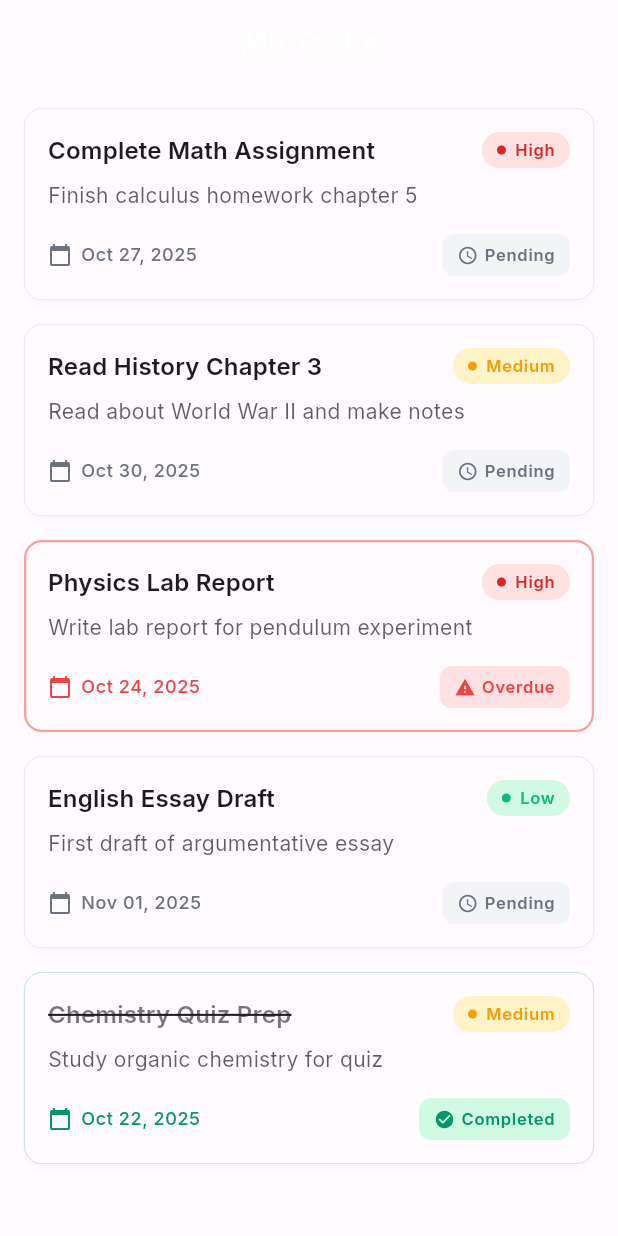
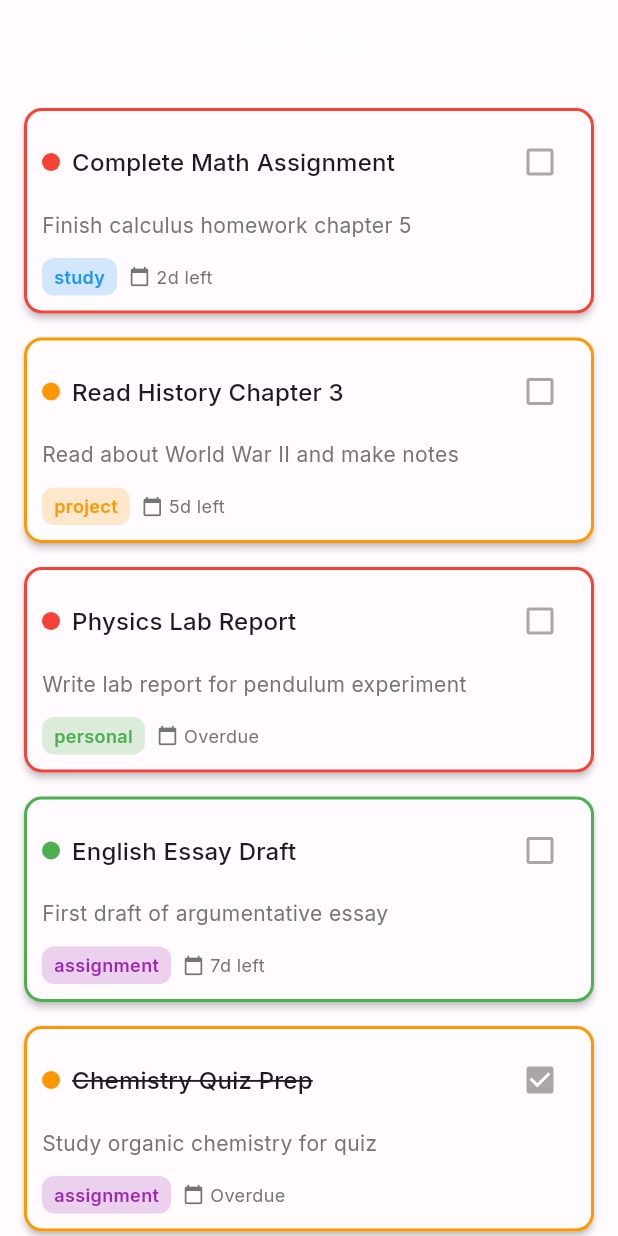
Before and after one commit to izzalDev/study_tracker, a Flutter app: the screen it shows after launch, on a phone screen of 412 x 824 dp. Run offline on Flutter 3.47's test engine with Material 3 defaults, Android fonts, the phone set to English and light mode, and no system bars; our stand-ins replace google_fonts.

Commit message:
feat(task_card): Refactors the TaskCard for improved structure, usability, and visual clarity, introducing callback functions and a new Task Category system.

```diff
--- a/lib/features/tasks/models/task_model.dart
+++ b/lib/features/tasks/models/task_model.dart
@@ -4,6 +4,7 @@ class TaskModel {
   final String description;
   final DateTime dueDate;
   final TaskPriority priority;
+  final TaskCategory category;
   final bool isCompleted;
 
   TaskModel({
@@ -12,6 +13,7 @@ class TaskModel {
     required this.description,
     required this.dueDate,
     required this.priority,
+    required this.category,
     this.isCompleted = false,
   });
 
@@ -31,6 +33,7 @@ class TaskModel {
         description: 'Finish calculus homework chapter 5',
         dueDate: now.add(const Duration(days: 2)),
         priority: TaskPriority.high,
+        category: TaskCategory.study,
         isCompleted: false,
       ),
       TaskModel(
@@ -39,6 +42,7 @@ class TaskModel {
         description: 'Read about World War II and make notes',
         dueDate: now.add(const Duration(days: 5)),
         priority: TaskPriority.medium,
+        category: TaskCategory.project,
         isCompleted: false,
       ),
       TaskModel(
@@ -47,6 +51,7 @@ class TaskModel {
         description: 'Write lab report for pendulum experiment',
         dueDate: now.subtract(const Duration(days: 1)),
         priority: TaskPriority.high,
+        category: TaskCategory.personal,
         isCompleted: false,
       ),
       TaskModel(
@@ -55,6 +60,7 @@ class TaskModel {
         description: 'First draft of argumentative essay',
         dueDate: now.add(const Duration(days: 7)),
         priority: TaskPriority.low,
+        category: TaskCategory.assignment,
         isCompleted: false,
       ),
       TaskModel(
@@ -63,6 +69,7 @@ class TaskModel {
         description: 'Study organic chemistry for quiz',
         dueDate: now.subtract(const Duration(days: 3)),
         priority: TaskPriority.medium,
+        category: TaskCategory.assignment,
         isCompleted: true,
       ),
     ];
@@ -72,3 +79,5 @@ class TaskModel {
 enum TaskPriority { low, medium, high }
 
 enum TaskStatus { completed, pending, overdue }
+
+enum TaskCategory { study, assignment, project, personal }
--- a/lib/features/tasks/widgets/task_card.dart
+++ b/lib/features/tasks/widgets/task_card.dart
@@ -1,219 +1,190 @@
 import 'package:flutter/material.dart';
-import 'package:intl/intl.dart';
-import 'package:study_tracker/core/constants/app_colors.dart';
-import 'package:study_tracker/core/constants/app_strings.dart';
 import 'package:study_tracker/features/tasks/models/task_model.dart';
 
 class TaskCard extends StatelessWidget {
   final TaskModel task;
+  final VoidCallback? onTap;
+  final ValueChanged<bool>? onCheckChanged;
+  final VoidCallback? onEdit;
+  final VoidCallback? onDelete;
 
-  const TaskCard({super.key, required this.task});
+  const TaskCard({
+    super.key,
+    required this.task,
+    this.onTap,
+    this.onCheckChanged,
+    this.onEdit,
+    this.onDelete,
+  });
 
   @override
   Widget build(BuildContext context) {
     return Card(
+      margin: const EdgeInsets.symmetric(horizontal: 16, vertical: 8),
       elevation: 2,
-      shadowColor: Colors.black.withValues(alpha: 0.1),
       shape: RoundedRectangleBorder(
         borderRadius: BorderRadius.circular(12),
-        side: BorderSide(
-          color: _getStatusBorderColor(),
-          width: task.status == TaskStatus.overdue ? 1.5 : 0.5,
+        side: BorderSide(color: _getPriorityColor(), width: 2),
       ),
-      ),
+      child: InkWell(
+        onTap: onTap,
+        borderRadius: BorderRadius.circular(12),
         child: Padding(
-        padding: const EdgeInsets.all(16),
+          padding: const EdgeInsets.all(12),
           child: Column(
             crossAxisAlignment: CrossAxisAlignment.start,
             children: [
-            // Header: Title + Priority Badge
-            Row(
-              crossAxisAlignment: CrossAxisAlignment.start,
-              children: [
-                Expanded(
-                  child: Text(
-                    task.title,
-                    style: Theme.of(context).textTheme.titleMedium?.copyWith(
-                      fontWeight: FontWeight.w600,
-                      decoration: task.isCompleted
-                          ? TextDecoration.lineThrough
-                          : null,
-                      color: task.isCompleted
-                          ? Theme.of(
-                              context,
-                            ).colorScheme.onSurface.withValues(alpha: 0.6)
-                          : Theme.of(context).colorScheme.onSurface,
-                    ),
-                  ),
-                ),
-                const SizedBox(width: 12),
-                _buildPriorityBadge(context),
+              _buildHeader(context),
+              const SizedBox(height: 8),
+              _buildDescription(),
+              const SizedBox(height: 12),
+              _buildFooter(context),
             ],
           ),
-
-            const SizedBox(height: 8),
-
-            // Description
-            Text(
-              task.description,
-              style: Theme.of(context).textTheme.bodyMedium?.copyWith(
-                color: Theme.of(
-                  context,
-                ).colorScheme.onSurface.withValues(alpha: 0.7),
-              ),
-              maxLines: 2,
-              overflow: TextOverflow.ellipsis,
-            ),
-
-            const SizedBox(height: 16),
-
-            // Footer: Due Date + Status
-            Row(
-              children: [
-                Icon(Icons.calendar_today, size: 16, color: _getStatusColor()),
-                const SizedBox(width: 6),
-                Text(
-                  DateFormat('MMM dd, yyyy').format(task.dueDate),
-                  style: Theme.of(context).textTheme.bodySmall?.copyWith(
-                    color: _getStatusColor(),
-                    fontWeight: FontWeight.w500,
-                  ),
-                ),
-                const Spacer(),
-                _buildStatusBadge(context),
-              ],
-            ),
-          ],
         ),
       ),
     );
   }
 
-  Widget _buildPriorityBadge(BuildContext context) {
-    final (bgColor, textColor, label) = _getPriorityBadgeData();
+  Widget _buildHeader(BuildContext context) {
+    return Row(
+      children: [
+        // Priority indicator
+        Container(
+          width: 12,
+          height: 12,
+          decoration: BoxDecoration(
+            color: _getPriorityColor(),
+            shape: BoxShape.circle,
+          ),
+        ),
+        const SizedBox(width: 8),
 
+        // Task title
+        Expanded(
+          child: Text(
+            task.title,
+            style: Theme.of(context).textTheme.titleMedium?.copyWith(
+              decoration: task.isCompleted ? TextDecoration.lineThrough : null,
+            ),
+          ),
+        ),
+
+        // Checkbox
+        Checkbox(
+          value: task.isCompleted,
+          onChanged: onCheckChanged != null
+              ? (value) => onCheckChanged!(value ?? false)
+              : null,
+        ),
+      ],
+    );
+  }
+
+  Widget _buildDescription() {
+    return Text(
+      task.description,
+      maxLines: 2,
+      overflow: TextOverflow.ellipsis,
+      style: TextStyle(color: Colors.grey[600], fontSize: 14),
+    );
+  }
+
+  Widget _buildFooter(BuildContext context) {
+    return Row(
+      children: [
+        // Category chip
+        _CategoryChip(category: task.category),
+        const SizedBox(width: 8),
+
+        // Due date
+        Icon(Icons.calendar_today, size: 14, color: Colors.grey[600]),
+        const SizedBox(width: 4),
+        Text(
+          _formatDate(task.dueDate),
+          style: TextStyle(fontSize: 12, color: Colors.grey[600]),
+        ),
+
+        const Spacer(),
+
+        // Action buttons
+        if (onEdit != null)
+          IconButton(
+            icon: const Icon(Icons.edit, size: 18),
+            onPressed: onEdit,
+            padding: EdgeInsets.zero,
+            constraints: const BoxConstraints(),
+          ),
+        if (onDelete != null) ...[
+          const SizedBox(width: 8),
+          IconButton(
+            icon: const Icon(Icons.delete, size: 18, color: Colors.red),
+            onPressed: onDelete,
+            padding: EdgeInsets.zero,
+            constraints: const BoxConstraints(),
+          ),
+        ],
+      ],
+    );
+  }
+
+  Color _getPriorityColor() {
+    switch (task.priority) {
+      case TaskPriority.high:
+        return Colors.red;
+      case TaskPriority.medium:
+        return Colors.orange;
+      case TaskPriority.low:
+        return Colors.green;
+    }
+  }
+
+  String _formatDate(DateTime date) {
+    final now = DateTime.now();
+    final difference = date.difference(now).inDays;
+
+    if (difference == 0) return 'Today';
+    if (difference == 1) return 'Tomorrow';
+    if (difference < 0) return 'Overdue';
+    return '${difference}d left';
+  }
+}
+
+// Helper widget: Category chip
+class _CategoryChip extends StatelessWidget {
+  final TaskCategory category;
+
+  const _CategoryChip({required this.category});
+
+  @override
+  Widget build(BuildContext context) {
     return Container(
-      padding: const EdgeInsets.symmetric(horizontal: 10, vertical: 4),
+      padding: const EdgeInsets.symmetric(horizontal: 8, vertical: 4),
       decoration: BoxDecoration(
-        color: bgColor,
-        borderRadius: BorderRadius.circular(12),
+        color: _getCategoryColor().withValues(alpha: 0.2),
+        borderRadius: BorderRadius.circular(8),
       ),
-      child: Row(
-        mainAxisSize: MainAxisSize.min,
-        children: [
-          Container(
-            width: 6,
-            height: 6,
-            decoration: BoxDecoration(color: textColor, shape: BoxShape.circle),
-          ),
-          const SizedBox(width: 6),
-          Text(
-            label,
-            style: Theme.of(context).textTheme.labelSmall?.copyWith(
-              color: textColor,
+      child: Text(
+        category.name,
+        style: TextStyle(
+          fontSize: 12,
+          color: _getCategoryColor(),
           fontWeight: FontWeight.w600,
         ),
-          ),
-        ],
       ),
     );
   }
 
-  Widget _buildStatusBadge(BuildContext context) {
-    final (bgColor, textColor, icon, label) = _getStatusBadgeData();
-
-    return Container(
-      padding: const EdgeInsets.symmetric(horizontal: 10, vertical: 6),
-      decoration: BoxDecoration(
-        color: bgColor,
-        borderRadius: BorderRadius.circular(8),
-      ),
-      child: Row(
-        mainAxisSize: MainAxisSize.min,
-        children: [
-          Icon(icon, size: 14, color: textColor),
-          const SizedBox(width: 4),
-          Text(
-            label,
-            style: Theme.of(context).textTheme.labelSmall?.copyWith(
-              color: textColor,
-              fontWeight: FontWeight.w600,
-            ),
-          ),
-        ],
-      ),
-    );
-  }
-
-  (Color bgColor, Color textColor, String label) _getPriorityBadgeData() {
-    switch (task.priority) {
-      case TaskPriority.high:
-        return (
-          AppColors.priorityHighLight,
-          AppColors.priorityHigh,
-          AppStrings.priorityHigh,
-        );
-      case TaskPriority.medium:
-        return (
-          AppColors.priorityMediumLight,
-          AppColors.priorityMedium,
-          AppStrings.priorityMedium,
-        );
-      case TaskPriority.low:
-        return (
-          AppColors.priorityLowLight,
-          AppColors.priorityLow,
-          AppStrings.priorityLow,
-        );
-    }
-  }
-
-  (Color bgColor, Color textColor, IconData icon, String label)
-  _getStatusBadgeData() {
-    switch (task.status) {
-      case TaskStatus.completed:
-        return (
-          AppColors.statusCompletedLight,
-          AppColors.statusCompleted,
-          Icons.check_circle,
-          AppStrings.statusCompleted,
-        );
-      case TaskStatus.pending:
-        return (
-          AppColors.statusPendingLight,
-          AppColors.statusPending,
-          Icons.schedule,
-          AppStrings.statusPending,
-        );
-      case TaskStatus.overdue:
-        return (
-          AppColors.statusOverdueLight,
-          AppColors.statusOverdue,
-          Icons.warning,
-          AppStrings.statusOverdue,
-        );
-    }
-  }
-
-  Color _getStatusColor() {
-    switch (task.status) {
-      case TaskStatus.completed:
-        return AppColors.statusCompleted;
-      case TaskStatus.pending:
-        return AppColors.statusPending;
-      case TaskStatus.overdue:
-        return AppColors.statusOverdue;
-    }
-  }
-
-  Color _getStatusBorderColor() {
-    switch (task.status) {
-      case TaskStatus.completed:
-        return AppColors.statusCompleted.withValues(alpha: 0.3);
-      case TaskStatus.pending:
-        return AppColors.outline.withValues(alpha: 0.2);
-      case TaskStatus.overdue:
-        return AppColors.statusOverdue.withValues(alpha: 0.5);
+  Color _getCategoryColor() {
+    switch (category) {
+      case TaskCategory.study:
+        return Colors.blue;
+      case TaskCategory.assignment:
+        return Colors.purple;
+      case TaskCategory.project:
+        return Colors.orange;
+      case TaskCategory.personal:
+        return Colors.green;
     }
   }
 }
```
Also changed, not shown: 1 other file. Lines whose indentation alone changed are shown as unchanged.
